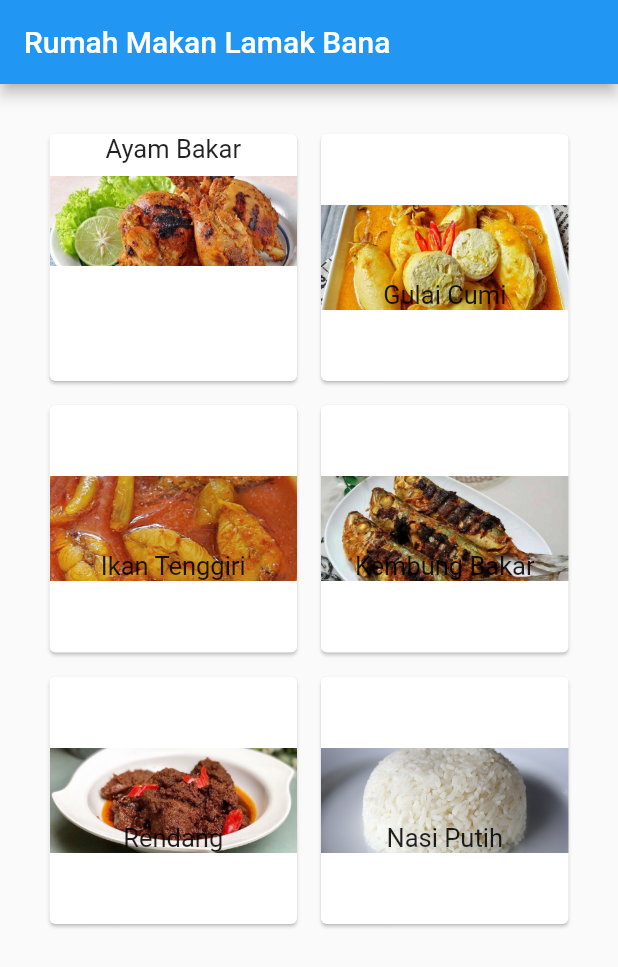
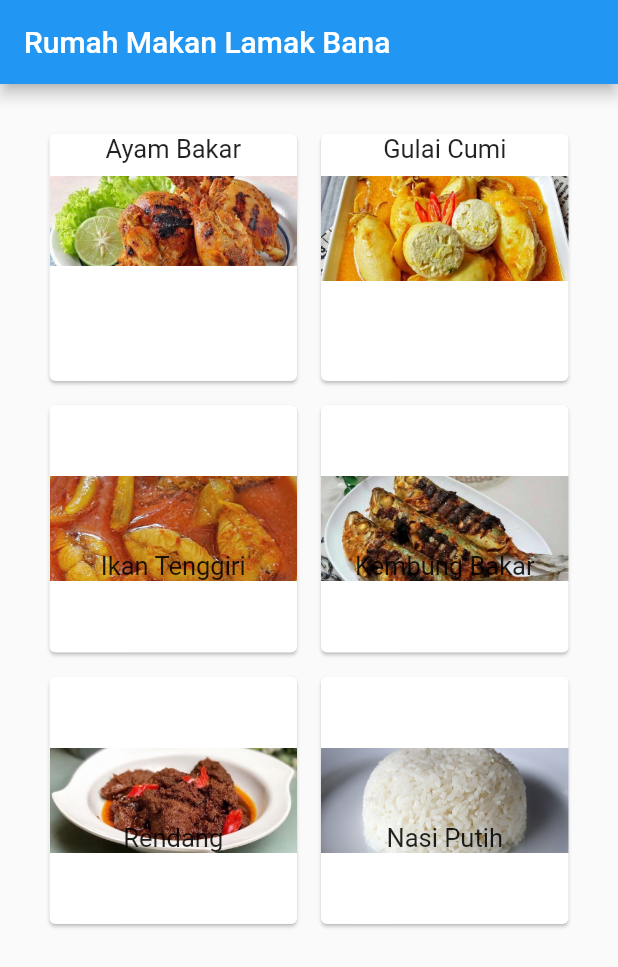
Before and after one commit to wb-aja/selection-menu, a Flutter app: the Makanan screen opened directly, on a phone screen of 412 x 824 dp. Shown: the top 967 px of the screen. Run offline on Flutter 3.47's test engine with Material 2 defaults, Android fonts, the phone set to English and light mode, and no system bars; our stand-ins replace hive, hive_flutter, splashscreen; accounts and stored records are empty.

```diff
--- a/lib/makanan.dart
+++ b/lib/makanan.dart
@@ -38,16 +38,15 @@ class Makanan extends StatelessWidget {
               onTap: () {},
               splashColor: Colors.blue,
               child: Center(
-                child: Stack(
-                  alignment: Alignment.bottomCenter,
+                child: Column(
                   children: [
+                    Text("Gulai Cumi", style: TextStyle(fontSize: 17.0)),
+                    SizedBox(height: 8),
                     Ink.image(
                       image: AssetImage('assets/images/makanan/lauk_gulai_cumi.jpg'),
                       height: 70,
                       fit: BoxFit.cover,
                     ),
-                    SizedBox(height: 8),
-                    Text("Gulai Cumi", style: TextStyle(fontSize: 17.0)),
                   ],
                 ),
               ),
```
Also changed, not shown: 1 other file.
